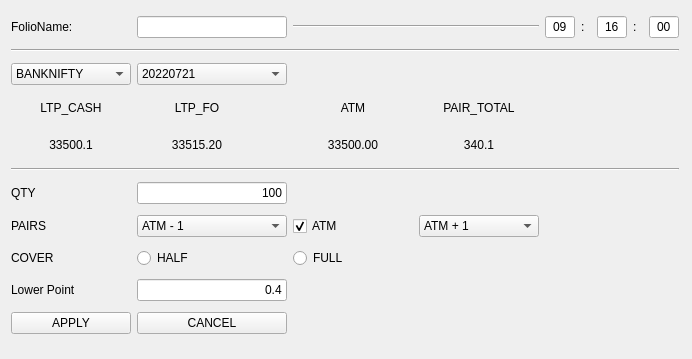
yashnmehta1/Autotrader-Reborn, file Resourses/UI/Stretegies/TSpecial/inputParameter.ui: the form before one commit.
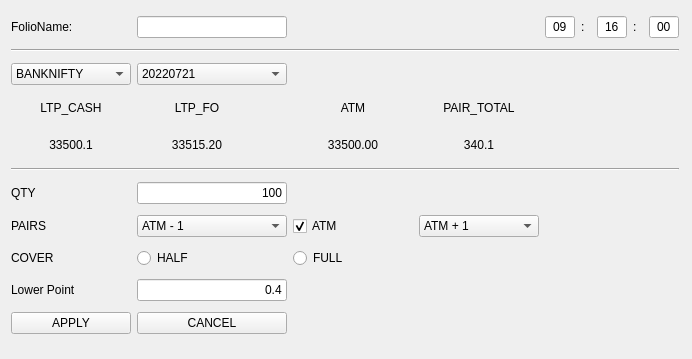
The form after the commit.

Diff of the .ui file:
```diff
--- a/Resourses/UI/Stretegies/TSpecial/inputParameter.ui
+++ b/Resourses/UI/Stretegies/TSpecial/inputParameter.ui
@@ -327,6 +327,9 @@
    </item>
    <item row="0" column="2" colspan="2">
     <widget class="Line" name="line">
+     <property name="styleSheet">
+      <string notr="true">background-color: transparent;</string>
+     </property>
      <property name="orientation">
       <enum>Qt::Horizontal</enum>
      </property>
```
